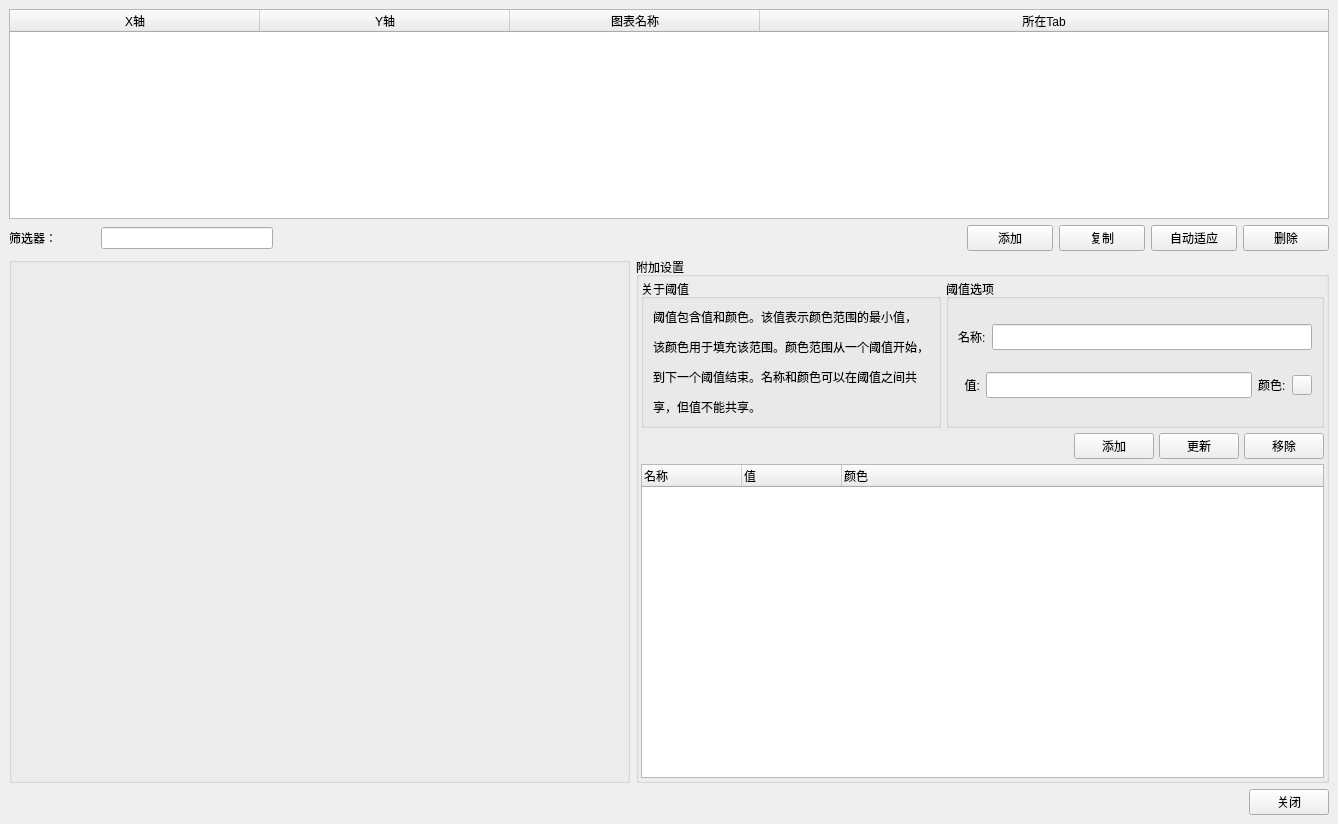
Above: AdvancedDataManager.ui from 23wwwtt/plotxy before the change. Below: the same form after it.
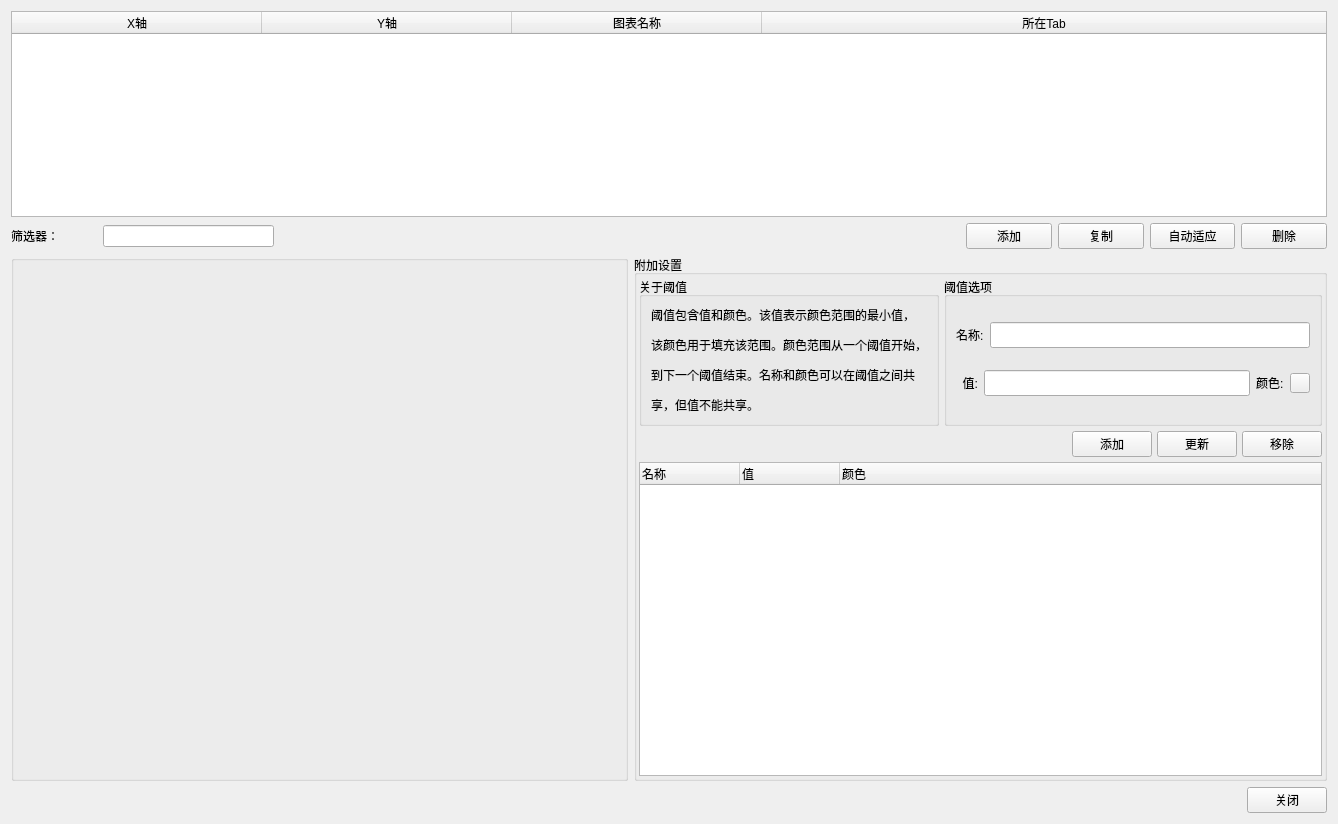
That is the form after the change. Custom widgets are drawn as their Qt base class.

Commit message: plot Data UI

```diff
--- a/AdvancedDataManager.ui
+++ b/AdvancedDataManager.ui
@@ -1,7 +1,7 @@
 <?xml version="1.0" encoding="UTF-8"?>
 <ui version="4.0">
  <class>AdvancedDataManager</class>
- <widget class="QMainWindow" name="AdvancedDataManager">
+ <widget class="QWidget" name="AdvancedDataManager">
   <property name="geometry">
    <rect>
     <x>0</x>
@@ -13,7 +13,8 @@
   <property name="windowTitle">
    <string>MainWindow</string>
   </property>
-  <widget class="QWidget" name="centralwidget">
+  <layout class="QHBoxLayout" name="horizontalLayout_12">
+   <item>
    <layout class="QVBoxLayout" name="verticalLayout_4">
     <item>
      <widget class="QTableWidget" name="tableWidget_plotpair">
@@ -784,7 +785,8 @@
      </layout>
     </item>
    </layout>
-  </widget>
+   </item>
+  </layout>
  </widget>
  <customwidgets>
   <customwidget>
```
Lines whose indentation alone changed are shown as unchanged. The commit also changes 25 other files.
